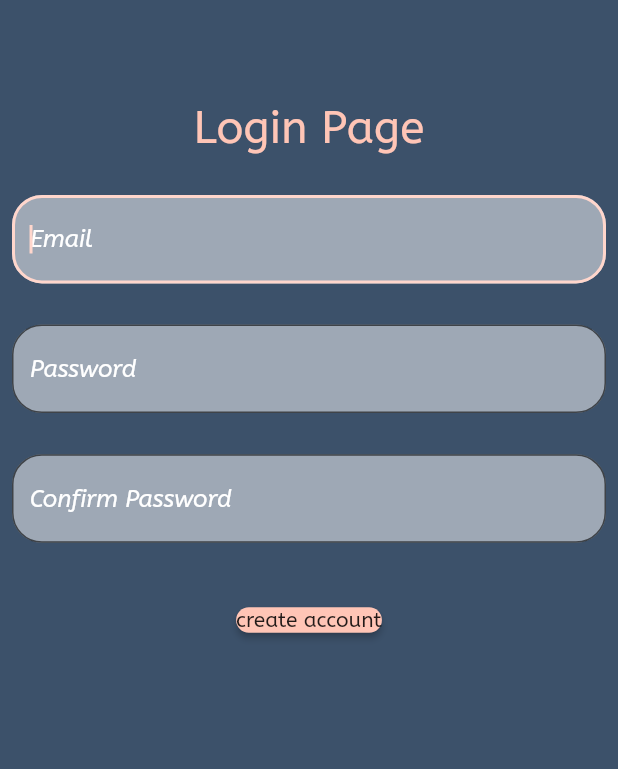
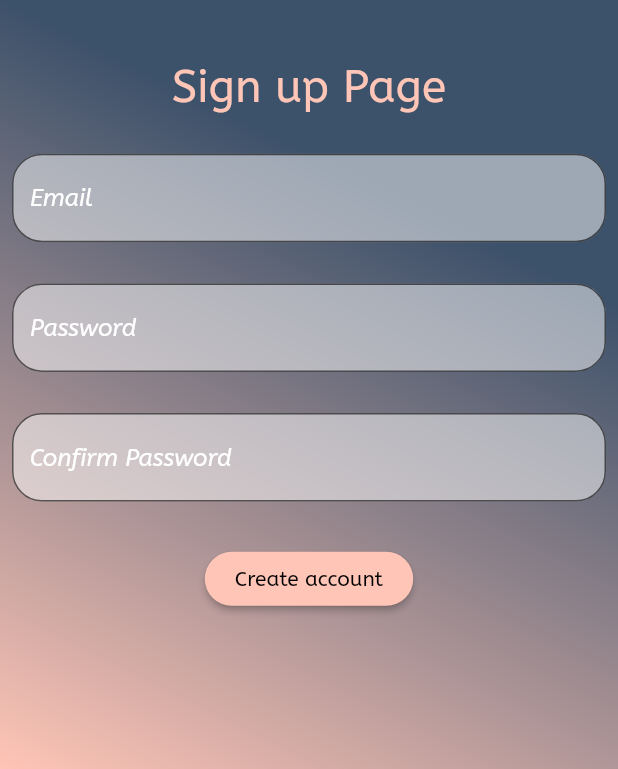
Before and after one commit to MaximeWallart/veebz_front_flutter, a Flutter app: the screen it shows after launch, after a tap on "Sign up", on a phone screen of 412 x 824 dp, the part 467-1236 px from its top. Run offline on Flutter 3.47's test engine with Material 2 defaults, Android fonts, the phone set to English and light mode, and no system bars; our stand-ins replace firebase_auth, firebase_core, flutter_speed_dial, like_button; missing offline and left inert: image_stack; accounts and stored records are empty; network calls fail.

Commit message:
fix: fixed a couple of things

```diff
--- a/lib/views/login_page.dart
+++ b/lib/views/login_page.dart
@@ -43,8 +43,22 @@ class _LoginPageState extends State<LoginPage> {
 
   @override
   Widget build(BuildContext context) {
-    return Scaffold(
-      backgroundColor: MyColors.BackgroundAppColor,
+    return Container(
+      decoration: const BoxDecoration(
+          color: Colors.white,
+          gradient: LinearGradient(
+              begin: FractionalOffset.bottomLeft,
+              end: FractionalOffset.topRight,
+              colors: [
+                MyColors.BackgroundAppColor,
+                MyColors.NewPrimaryColor,
+              ],
+              stops: [
+                0.3,
+                1
+              ])),
+      child: Scaffold(
+        backgroundColor: Colors.transparent,
         body: SingleChildScrollView(
           physics: const ClampingScrollPhysics(),
           child: Padding(
@@ -61,12 +75,12 @@ class _LoginPageState extends State<LoginPage> {
                   height: MediaQuery.of(context).size.width / 2,
                 ),
                 SizedBox(
-                height: MediaQuery.of(context).size.height / 10,
+                  height: MediaQuery.of(context).size.height / 15,
                 ),
                 const Text(
                   "Login Page",
-                style:
-                    TextStyle(color: MyColors.NewPrimaryColor, fontSize: 30.0),
+                  style: TextStyle(
+                      color: MyColors.NewPrimaryColor, fontSize: 30.0),
                 ),
                 SizedBox(
                   height: MediaQuery.of(context).size.height / 10,
@@ -105,6 +119,9 @@ class _LoginPageState extends State<LoginPage> {
                       fillColor: Colors.white.withOpacity(0.5)),
                   style: const TextStyle(color: Colors.white),
                 ),
+                SizedBox(
+                  height: MediaQuery.of(context).size.height / 30,
+                ),
                 VeebzImportantButton(
                     text: "Login",
                     onPressed: () async {
@@ -123,6 +140,8 @@ class _LoginPageState extends State<LoginPage> {
                     }),
                 VeebzImportantButton(
                     text: "Sign up",
+                    mainColor: MyColors.NewSecondaryColor,
+                    splashColor: MyColors.NewTertiaryColor,
                     onPressed: () async {
                       Navigator.of(context).push(
                           MaterialPageRoute(builder: (context) => signUp()));
@@ -131,6 +150,14 @@ class _LoginPageState extends State<LoginPage> {
             ),
           ),
         ),
+        floatingActionButton: FloatingActionButton(
+          onPressed: () {
+            Navigator.of(context).push(MaterialPageRoute(
+                builder: (context) => ProfileView(user: Users.john)));
+          },
+          child: const Icon(Icons.account_box_rounded),
+        ),
+      ),
     );
   }
 }
--- a/lib/views/sign_up.dart
+++ b/lib/views/sign_up.dart
@@ -38,9 +38,22 @@ class _signUpState extends State<signUp> {
 
   @override
   Widget build(BuildContext context) {
-    bool isPasswordMatched = false;
-    return Scaffold(
-      backgroundColor: MyColors.BackgroundAppColor,
+    return Container(
+      decoration: const BoxDecoration(
+          color: Colors.white,
+          gradient: LinearGradient(
+              begin: FractionalOffset.topRight,
+              end: FractionalOffset.bottomLeft,
+              colors: [
+                MyColors.BackgroundAppColor,
+                MyColors.NewPrimaryColor,
+              ],
+              stops: [
+                0.5,
+                1
+              ])),
+      child: Scaffold(
+        backgroundColor: Colors.transparent,
         body: SingleChildScrollView(
           physics: const ClampingScrollPhysics(),
           child: Padding(
@@ -57,19 +70,18 @@ class _signUpState extends State<signUp> {
                   height: MediaQuery.of(context).size.width / 2,
                 ),
                 SizedBox(
-                height: MediaQuery.of(context).size.height / 10,
+                  height: MediaQuery.of(context).size.height / 15,
                 ),
                 const Text(
-                "Login Page",
-                style:
-                    TextStyle(color: MyColors.NewPrimaryColor, fontSize: 30.0),
+                  "Sign up Page",
+                  style: TextStyle(
+                      color: MyColors.NewPrimaryColor, fontSize: 30.0),
                 ),
                 SizedBox(
                   height: MediaQuery.of(context).size.height / 30,
                 ),
                 TextField(
                   controller: widget._userEmail,
-                autofocus: true,
                   textInputAction: TextInputAction.next,
                   maxLines: 1,
                   decoration: InputDecoration(
@@ -116,7 +128,7 @@ class _signUpState extends State<signUp> {
                   height: MediaQuery.of(context).size.height / 30,
                 ),
                 VeebzImportantButton(
-                  text: "create account",
+                    text: "Create account",
                     onPressed: () async {
                       if (widget._userPassword.text ==
                           widget._userPasswordConfirmed.text) {
@@ -136,6 +148,7 @@ class _signUpState extends State<signUp> {
             ),
           ),
         ),
+      ),
     );
   }
 }
--- a/lib/widgets/veebz_important_button.dart
+++ b/lib/widgets/veebz_important_button.dart
@@ -3,21 +3,36 @@ import 'package:veebz_front_flutter/my_colors.dart';
 
 class VeebzImportantButton extends StatelessWidget {
   const VeebzImportantButton(
-      {Key? key, required this.text, required this.onPressed})
+      {Key? key,
+      required this.text,
+      required this.onPressed,
+      this.mainColor = MyColors.NewPrimaryColor,
+      this.splashColor = MyColors.NewSecondaryColor})
       : super(key: key);
 
   final String text;
   final GestureTapCallback onPressed;
+  final Color mainColor;
+  final Color splashColor;
 
   @override
   Widget build(BuildContext context) {
-    return RawMaterialButton(
-        fillColor: MyColors.NewPrimaryColor,
-        splashColor: MyColors.NewTertiaryColor,
-        constraints: BoxConstraints.loose(
-            Size.fromWidth(MediaQuery.of(context).size.width)),
+    return ButtonTheme(
+      child: ElevatedButton(
+        style: ButtonStyle(
+            padding: MaterialStateProperty.all<EdgeInsetsGeometry>(
+                const EdgeInsets.symmetric(horizontal: 20)),
+            backgroundColor: MaterialStateColor.resolveWith((states) {
+              if (states.contains(MaterialState.pressed)) {
+                return splashColor;
+              }
+              return mainColor;
+            }),
+            shape: MaterialStateProperty.all<StadiumBorder>(
+                const StadiumBorder())),
         child: Text(text),
         onPressed: onPressed,
-        shape: const StadiumBorder());
+      ),
+    );
   }
 }
```
Lines whose indentation alone changed are shown as unchanged.
